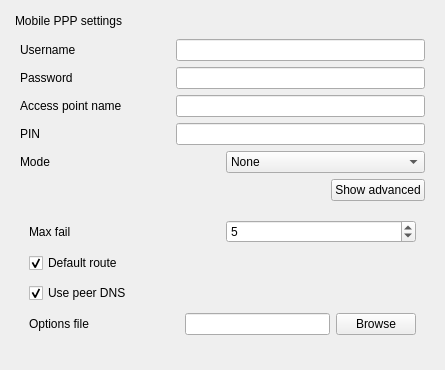
Old version of the form sources/gui/src/mobilewidget.ui in the repository arcan1s/netctl-gui.
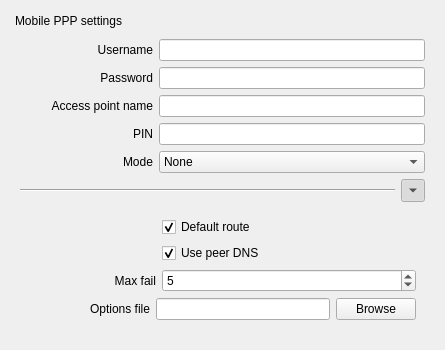
New version of the form.

Diff of the .ui file:
```diff
--- a/sources/gui/src/mobilewidget.ui
+++ b/sources/gui/src/mobilewidget.ui
@@ -7,7 +7,7 @@
     <x>0</x>
     <y>0</y>
     <width>445</width>
-    <height>370</height>
+    <height>350</height>
    </rect>
   </property>
   <property name="windowTitle">
@@ -28,19 +28,28 @@
         <layout class="QHBoxLayout" name="layout_username">
          <item>
           <widget class="QLabel" name="label_username">
-           <property name="minimumSize">
-            <size>
-             <width>150</width>
-             <height>0</height>
-            </size>
+           <property name="sizePolicy">
+            <sizepolicy hsizetype="Preferred" vsizetype="Preferred">
+             <horstretch>1</horstretch>
+             <verstretch>0</verstretch>
+            </sizepolicy>
            </property>
            <property name="text">
             <string>Username</string>
            </property>
+           <property name="alignment">
+            <set>Qt::AlignRight|Qt::AlignTrailing|Qt::AlignVCenter</set>
+           </property>
           </widget>
          </item>
          <item>
           <widget class="QLineEdit" name="lineEdit_username">
+           <property name="sizePolicy">
+            <sizepolicy hsizetype="Expanding" vsizetype="Fixed">
+             <horstretch>2</horstretch>
+             <verstretch>0</verstretch>
+            </sizepolicy>
+           </property>
            <property name="toolTip">
             <string>The username and password to connect with</string>
            </property>
@@ -52,22 +61,34 @@
         <layout class="QHBoxLayout" name="layout_password">
          <item>
           <widget class="QLabel" name="label_password">
-           <property name="minimumSize">
-            <size>
-             <width>150</width>
-             <height>0</height>
-            </size>
+           <property name="sizePolicy">
+            <sizepolicy hsizetype="Preferred" vsizetype="Preferred">
+             <horstretch>1</horstretch>
+             <verstretch>0</verstretch>
+            </sizepolicy>
            </property>
            <property name="text">
             <string>Password</string>
            </property>
+           <property name="alignment">
+            <set>Qt::AlignRight|Qt::AlignTrailing|Qt::AlignVCenter</set>
+           </property>
           </widget>
          </item>
          <item>
           <widget class="QLineEdit" name="lineEdit_password">
+           <property name="sizePolicy">
+            <sizepolicy hsizetype="Expanding" vsizetype="Fixed">
+             <horstretch>2</horstretch>
+             <verstretch>0</verstretch>
+            </sizepolicy>
+           </property>
            <property name="toolTip">
             <string>The username and password to connect with</string>
            </property>
+           <property name="alignment">
+            <set>Qt::AlignRight|Qt::AlignTrailing|Qt::AlignVCenter</set>
+           </property>
           </widget>
          </item>
         </layout>
@@ -76,22 +97,34 @@
         <layout class="QHBoxLayout" name="layout_apn">
          <item>
           <widget class="QLabel" name="label_apn">
-           <property name="minimumSize">
-            <size>
-             <width>150</width>
-             <height>0</height>
-            </size>
+           <property name="sizePolicy">
+            <sizepolicy hsizetype="Preferred" vsizetype="Preferred">
+             <horstretch>1</horstretch>
+             <verstretch>0</verstretch>
+            </sizepolicy>
            </property>
            <property name="text">
             <string>Access point name</string>
            </property>
+           <property name="alignment">
+            <set>Qt::AlignRight|Qt::AlignTrailing|Qt::AlignVCenter</set>
+           </property>
           </widget>
          </item>
          <item>
           <widget class="QLineEdit" name="lineEdit_apn">
+           <property name="sizePolicy">
+            <sizepolicy hsizetype="Expanding" vsizetype="Fixed">
+             <horstretch>2</horstretch>
+             <verstretch>0</verstretch>
+            </sizepolicy>
+           </property>
            <property name="toolTip">
             <string>The access point (apn) to connect on</string>
            </property>
+           <property name="alignment">
+            <set>Qt::AlignRight|Qt::AlignTrailing|Qt::AlignVCenter</set>
+           </property>
           </widget>
          </item>
         </layout>
@@ -100,19 +133,28 @@
         <layout class="QHBoxLayout" name="layout_pin">
          <item>
           <widget class="QLabel" name="label_pin">
-           <property name="minimumSize">
-            <size>
-             <width>150</width>
-             <height>0</height>
-            </size>
+           <property name="sizePolicy">
+            <sizepolicy hsizetype="Preferred" vsizetype="Preferred">
+             <horstretch>1</horstretch>
+             <verstretch>0</verstretch>
+            </sizepolicy>
            </property>
            <property name="text">
             <string>PIN</string>
            </property>
+           <property name="alignment">
+            <set>Qt::AlignRight|Qt::AlignTrailing|Qt::AlignVCenter</set>
+           </property>
           </widget>
          </item>
          <item>
           <widget class="QLineEdit" name="lineEdit_pin">
+           <property name="sizePolicy">
+            <sizepolicy hsizetype="Expanding" vsizetype="Fixed">
+             <horstretch>2</horstretch>
+             <verstretch>0</verstretch>
+            </sizepolicy>
+           </property>
            <property name="toolTip">
             <string>If your modem requires a PIN to unlock, use this option</string>
            </property>
@@ -124,19 +166,28 @@
         <layout class="QHBoxLayout" name="layout_mode">
          <item>
           <widget class="QLabel" name="label_mode">
-           <property name="minimumSize">
-            <size>
-             <width>150</width>
-             <height>0</height>
-            </size>
+           <property name="sizePolicy">
+            <sizepolicy hsizetype="Preferred" vsizetype="Preferred">
+             <horstretch>1</horstretch>
+             <verstretch>0</verstretch>
+            </sizepolicy>
            </property>
            <property name="text">
             <string>Mode</string>
            </property>
+           <property name="alignment">
+            <set>Qt::AlignRight|Qt::AlignTrailing|Qt::AlignVCenter</set>
+           </property>
           </widget>
          </item>
          <item>
           <widget class="QComboBox" name="comboBox_mode">
+           <property name="sizePolicy">
+            <sizepolicy hsizetype="Preferred" vsizetype="Fixed">
+             <horstretch>2</horstretch>
+             <verstretch>0</verstretch>
+            </sizepolicy>
+           </property>
            <property name="toolTip">
             <string>This option is used to specify the connection mode</string>
            </property>
@@ -172,26 +223,23 @@
        <item>
         <layout class="QHBoxLayout" name="layout_mobileAdvanced">
          <item>
-          <spacer name="spacer_mobileAdvanced">
+          <widget class="Line" name="line">
            <property name="orientation">
             <enum>Qt::Horizontal</enum>
            </property>
-           <property name="sizeHint" stdset="0">
-            <size>
-             <width>40</width>
-             <height>20</height>
-            </size>
-           </property>
-          </spacer>
+          </widget>
          </item>
          <item>
-          <widget class="QPushButton" name="pushButton_mobileAdvanced">
-           <property name="text">
-            <string>Show advanced</string>
-           </property>
+          <widget class="QToolButton" name="pushButton_mobileAdvanced">
            <property name="checkable">
             <bool>true</bool>
            </property>
+           <property name="checked">
+            <bool>true</bool>
+           </property>
+           <property name="arrowType">
+            <enum>Qt::DownArrow</enum>
+           </property>
           </widget>
          </item>
         </layout>
@@ -199,23 +247,98 @@
        <item>
         <widget class="QWidget" name="widget_mobileAdvanced" native="true">
          <layout class="QVBoxLayout" name="verticalLayout_2">
+          <item>
+           <layout class="QHBoxLayout" name="layout_route">
+            <item>
+             <widget class="QLabel" name="label_route">
+              <property name="sizePolicy">
+               <sizepolicy hsizetype="Preferred" vsizetype="Preferred">
+                <horstretch>1</horstretch>
+                <verstretch>0</verstretch>
+               </sizepolicy>
+              </property>
+             </widget>
+            </item>
+            <item>
+             <widget class="QCheckBox" name="checkBox_route">
+              <property name="sizePolicy">
+               <sizepolicy hsizetype="Minimum" vsizetype="Fixed">
+                <horstretch>2</horstretch>
+                <verstretch>0</verstretch>
+               </sizepolicy>
+              </property>
+              <property name="toolTip">
+               <string>Use the default route provided by the peer</string>
+              </property>
+              <property name="text">
+               <string>Default route</string>
+              </property>
+              <property name="checked">
+               <bool>true</bool>
+              </property>
+             </widget>
+            </item>
+           </layout>
+          </item>
+          <item>
+           <layout class="QHBoxLayout" name="layout_dns">
+            <item>
+             <widget class="QLabel" name="label_dns">
+              <property name="sizePolicy">
+               <sizepolicy hsizetype="Preferred" vsizetype="Preferred">
+                <horstretch>1</horstretch>
+                <verstretch>0</verstretch>
+               </sizepolicy>
+              </property>
+             </widget>
+            </item>
+            <item>
+             <widget class="QCheckBox" name="checkBox_dns">
+              <property name="sizePolicy">
+               <sizepolicy hsizetype="Minimum" vsizetype="Fixed">
+                <horstretch>2</horstretch>
+                <verstretch>0</verstretch>
+               </sizepolicy>
+              </property>
+              <property name="toolTip">
+               <string>Use the DNS provided by the peer</string>
+              </property>
+              <property name="text">
+               <string>Use peer DNS</string>
+              </property>
+              <property name="checked">
+               <bool>true</bool>
+              </property>
+             </widget>
+            </item>
+           </layout>
+          </item>
           <item>
            <layout class="QHBoxLayout" name="layout_fail">
             <item>
              <widget class="QLabel" name="label_fail">
-              <property name="minimumSize">
-               <size>
-                <width>150</width>
-                <height>0</height>
-               </size>
+              <property name="sizePolicy">
+               <sizepolicy hsizetype="Preferred" vsizetype="Preferred">
+                <horstretch>1</horstretch>
+                <verstretch>0</verstretch>
+               </sizepolicy>
               </property>
               <property name="text">
                <string>Max fail</string>
               </property>
+              <property name="alignment">
+               <set>Qt::AlignRight|Qt::AlignTrailing|Qt::AlignVCenter</set>
+              </property>
              </widget>
             </item>
             <item>
              <widget class="QSpinBox" name="spinBox_fail">
+              <property name="sizePolicy">
+               <sizepolicy hsizetype="Minimum" vsizetype="Fixed">
+                <horstretch>2</horstretch>
+                <verstretch>0</verstretch>
+               </sizepolicy>
+              </property>
               <property name="toolTip">
                <string>The number of consecutive failed connection attempts to tolerate</string>
               </property>
@@ -229,49 +352,32 @@
             </item>
            </layout>
           </item>
-          <item>
-           <widget class="QCheckBox" name="checkBox_route">
-            <property name="toolTip">
-             <string>Use the default route provided by the peer</string>
-            </property>
-            <property name="text">
-             <string>Default route</string>
-            </property>
-            <property name="checked">
-             <bool>true</bool>
-            </property>
-           </widget>
-          </item>
-          <item>
-           <widget class="QCheckBox" name="checkBox_dns">
-            <property name="toolTip">
-             <string>Use the DNS provided by the peer</string>
-            </property>
-            <property name="text">
-             <string>Use peer DNS</string>
-            </property>
-            <property name="checked">
-             <bool>true</bool>
-            </property>
-           </widget>
-          </item>
           <item>
            <layout class="QHBoxLayout" name="layout_options">
             <item>
              <widget class="QLabel" name="label_options">
-              <property name="minimumSize">
-               <size>
-                <width>150</width>
-                <height>0</height>
-               </size>
+              <property name="sizePolicy">
+               <sizepolicy hsizetype="Preferred" vsizetype="Preferred">
+                <horstretch>7</horstretch>
+                <verstretch>0</verstretch>
+               </sizepolicy>
               </property>
               <property name="text">
                <string>Options file</string>
               </property>
+              <property name="alignment">
+               <set>Qt::AlignRight|Qt::AlignTrailing|Qt::AlignVCenter</set>
+              </property>
              </widget>
             </item>
             <item>
              <widget class="QLineEdit" name="lineEdit_options">
+              <property name="sizePolicy">
+               <sizepolicy hsizetype="Expanding" vsizetype="Fixed">
+                <horstretch>10</horstretch>
+                <verstretch>0</verstretch>
+               </sizepolicy>
+              </property>
               <property name="toolTip">
                <string>A file to read additional pppd options from</string>
               </property>
@@ -279,6 +385,12 @@
             </item>
             <item>
              <widget class="QPushButton" name="pushButton_options">
+              <property name="sizePolicy">
+               <sizepolicy hsizetype="Minimum" vsizetype="Fixed">
+                <horstretch>4</horstretch>
+                <verstretch>0</verstretch>
+               </sizepolicy>
+              </property>
               <property name="text">
                <string>Browse</string>
               </property>
```
Left out of the diff: 3 changed lines with no effect on the pictures.
